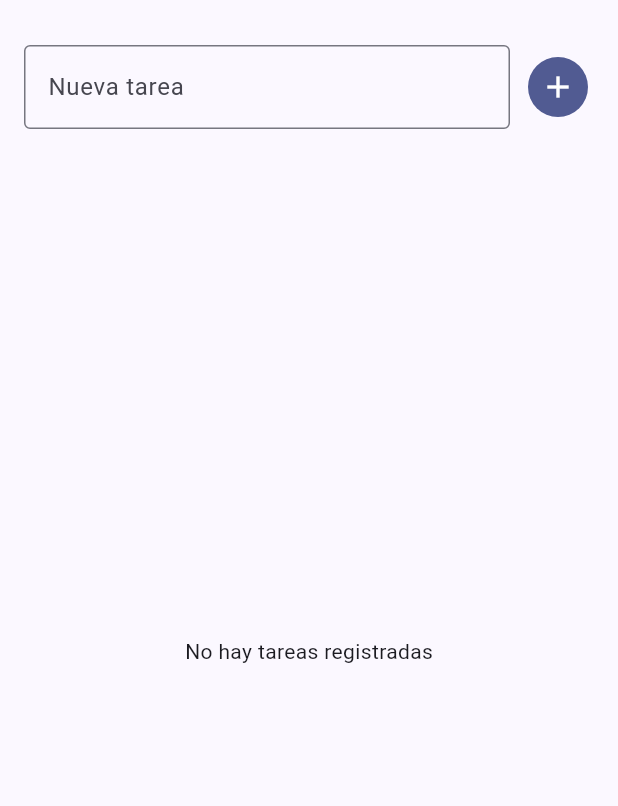
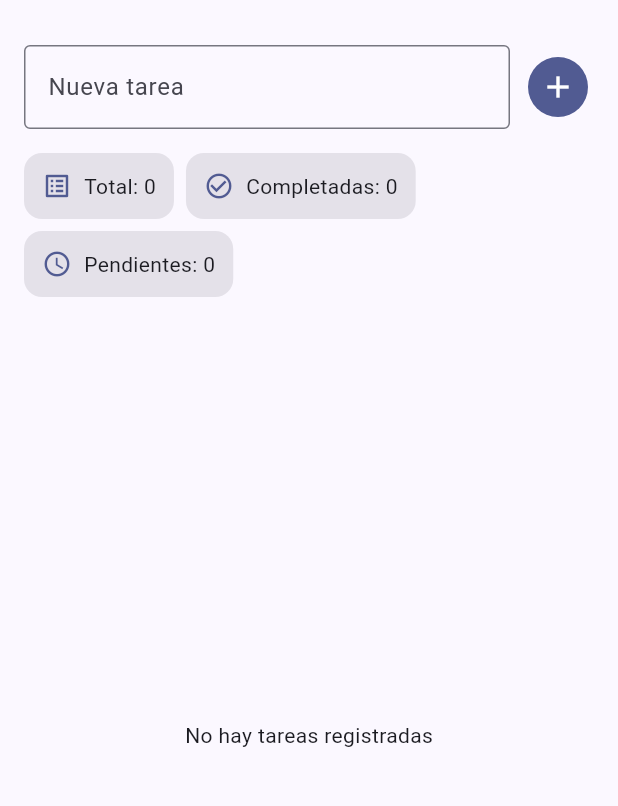
Before and after one commit to Alex-Picado/Cubit-laboratorio, a Flutter app: the screen it shows after launch, on a phone screen of 412 x 824 dp, the part 63-869 px from its top. Run offline on Flutter 3.47's test engine with Material 3 defaults, Android fonts, the phone set to English and light mode, and no system bars; our stand-ins replace flutter_bloc.

Commit message:
Se agregaron las funciones de agregar controles de tareas y tablero de contadores

```diff
--- /dev/null
+++ b/lib/widgets/task_counters.dart
@@ -0,0 +1,64 @@
+import 'package:flutter/material.dart';
+
+import '../state/task_state.dart';
+
+class TaskCounters extends StatelessWidget {
+  const TaskCounters({super.key, required this.state});
+
+  final TaskManagerState state;
+
+  @override
+  Widget build(BuildContext context) {
+    return Wrap(
+      spacing: 8,
+      runSpacing: 8,
+      children: [
+        _TaskCounter(
+          label: 'Total',
+          count: state.totalTasks,
+          icon: Icons.list_alt,
+        ),
+        _TaskCounter(
+          label: 'Completadas',
+          count: state.completedTasks,
+          icon: Icons.check_circle_outline,
+        ),
+        _TaskCounter(
+          label: 'Pendientes',
+          count: state.pendingTasks,
+          icon: Icons.schedule,
+        ),
+      ],
+    );
+  }
+}
+
+class _TaskCounter extends StatelessWidget {
+  const _TaskCounter({
+    required this.label,
+    required this.count,
+    required this.icon,
+  });
+
+  final String label;
+  final int count;
+  final IconData icon;
+
+  @override
+  Widget build(BuildContext context) {
+    return Card.filled(
+      margin: EdgeInsets.zero,
+      child: Padding(
+        padding: const EdgeInsets.all(12),
+        child: Row(
+          mainAxisSize: MainAxisSize.min,
+          children: [
+            Icon(icon, size: 20, color: Theme.of(context).colorScheme.primary),
+            const SizedBox(width: 8),
+            Flexible(child: Text('$label: $count')),
+          ],
+        ),
+      ),
+    );
+  }
+}
```
Also changed, not shown: lib/body_app.dart (+14 -6 lines), lib/widgets/task_tile.dart (added, +49 -0 lines), 2 other files.
